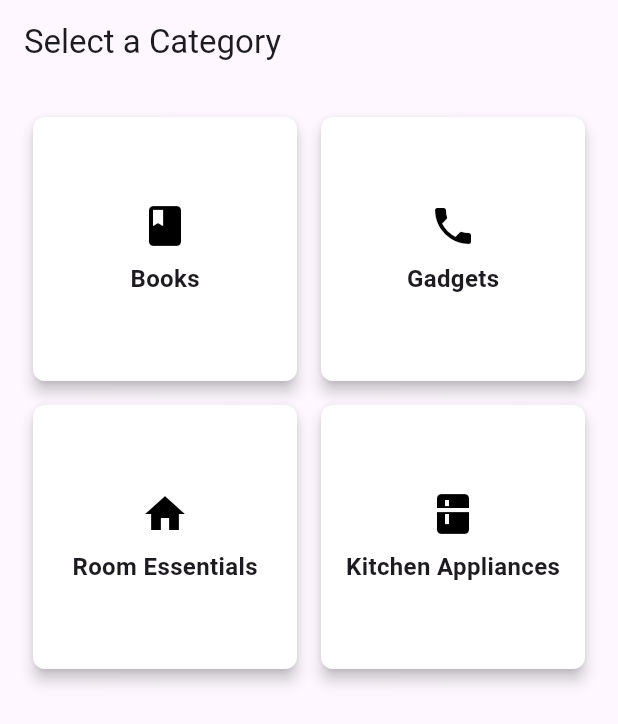
After one commit to yyuvraj54/Selly, a Flutter app: the CategorySelectionPage screen opened directly, on a phone screen of 412 x 824 dp. The commit adds this screen. Shown: the top 724 px of the screen. Run offline on Flutter 3.47's test engine with Material 3 defaults, Android fonts, the phone set to English and light mode, and no system bars; our stand-ins replace animated_notch_bottom_bar, bloc, dio, email_validator, flutter_bloc, flutter_svg and 6 more; missing offline and left inert: dart:ffi, flutter_carousel_slider; accounts and stored records are empty.

Commit message:
Category page added and radio button modified

```diff
--- a/lib/core/api.dart
+++ b/lib/core/api.dart
@@ -1,7 +1,7 @@
 import 'package:dio/dio.dart';
 import 'package:pretty_dio_logger/pretty_dio_logger.dart';
 
-const BASE_URL = 'http://192.168.1.9:5000/api/';
+const BASE_URL = 'http://192.168.1.6:3000/api/';
 const Map<String, dynamic>DEFAULT_HEADERS = {
   'content-type':'application/json'
 };
--- /dev/null
+++ b/lib/presentation/screens/screen/category/categoryPage.dart
@@ -0,0 +1,109 @@
+import 'package:flutter/material.dart';
+
+void main() {
+  runApp(MyApp());
+}
+
+class MyApp extends StatelessWidget {
+  @override
+  Widget build(BuildContext context) {
+    return MaterialApp(title: 'Category Selection', theme: ThemeData(primarySwatch: Colors.blue,),
+      home: CategorySelectionPage(),
+    );
+  }
+}
+
+class CategorySelectionPage extends StatelessWidget {
+  final List<CategoryOption> categories = [
+    CategoryOption(
+      title: 'Books',
+      icon: Icons.book,
+    ),
+    CategoryOption(
+      title: 'Gadgets',
+      icon: Icons.phone,
+    ),
+    CategoryOption(
+      title: 'Room Essentials',
+      icon: Icons.home,
+    ),
+    CategoryOption(
+      title: 'Kitchen Appliances',
+      icon: Icons.kitchen,
+    ),
+  ];
+
+  @override
+  Widget build(BuildContext context) {
+    return Scaffold(
+      appBar: AppBar(
+        title: Text('Select a Category'),
+      ),
+      body: Padding(
+        padding: const EdgeInsets.all(18.0),
+        child: GridView.count(
+          crossAxisCount: 2,
+          crossAxisSpacing: 8.0,
+          mainAxisSpacing: 8.0,
+          children: List.generate(categories.length, (index) {
+            return CategoryCard(
+              title: categories[index].title,
+              icon: categories[index].icon,
+            );
+          }),
+        ),
+      ),
+    );
+  }
+}
+
+class CategoryCard extends StatelessWidget {
+  final String title;
+  final IconData icon;
+
+  const CategoryCard({required this.title, required this.icon});
+
+  @override
+  Widget build(BuildContext context) {
+    return Card(
+      elevation: 4,
+      shape: RoundedRectangleBorder(
+        borderRadius: BorderRadius.circular(8.0),
+      ),
+      color: Colors.white,
+      child: InkWell(
+        onTap: () {
+          // Handle category selection here
+        },
+        child: Padding(
+          padding: const EdgeInsets.all(16.0),
+          child: Column(
+            mainAxisAlignment: MainAxisAlignment.center,
+            children: [
+              Icon(
+                icon,
+                size: 32,
+                color: Colors.black,
+              ),
+              SizedBox(height: 8),
+              Text(
+                title,
+                style: TextStyle(
+                  fontSize: 16,
+                  fontWeight: FontWeight.bold,
+                ),
+              ),
+            ],
+          ),
+        ),
+      ),
+    );
+  }
+}
+
+class CategoryOption {
+  final String title;
+  final IconData icon;
+
+  CategoryOption({required this.title, required this.icon});
+}
```
Also changed, not shown: lib/presentation/screens/screen/sellFormScreens/CustomRadioBtn.dart (added, +71 -0 lines), lib/presentation/screens/screen/sellFormScreens/stepperMainPage.dart (+18 -5 lines), pubspec.lock.
